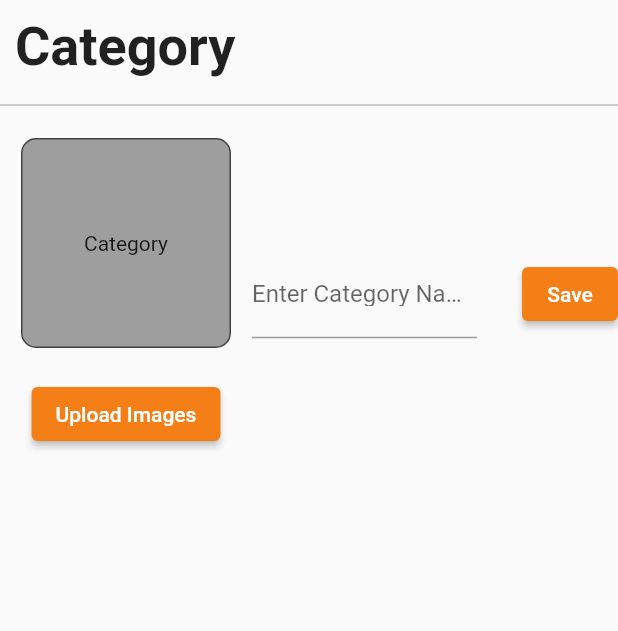
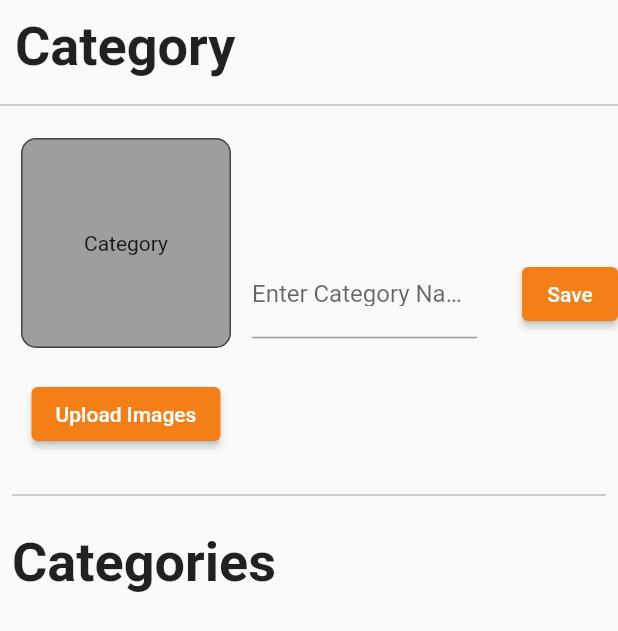
Before and after one commit to JACKICT16/Admin-shop-app, a Flutter app: the CategoriesScreen widget shown alone on an empty page, opened directly, after a tap on "Upload Images", on a phone screen of 412 x 824 dp. Shown: the top 631 px of the screen. Run offline on Flutter 3.47's test engine with Material 2 defaults, Android fonts, the phone set to English and light mode, and no system bars; our stand-ins replace cloud_firestore, file_picker, firebase_core, firebase_storage, flutter_easyloading; missing offline and left inert: flutter_admin_scaffold; accounts and stored records are empty.

Commit message:
อัปเดตโปรเจค

```diff
--- a/lib/views/screens/main_screen.dart
+++ b/lib/views/screens/main_screen.dart
@@ -6,7 +6,7 @@ import 'package:shop_multi_web_admin/views/screens/side_bar_screens/categories_s
 import 'package:shop_multi_web_admin/views/screens/side_bar_screens/dashboard_screen.dart';
 import 'package:shop_multi_web_admin/views/screens/side_bar_screens/orders_screen.dart';
 import 'package:shop_multi_web_admin/views/screens/side_bar_screens/products_screen.dart';
-import 'package:shop_multi_web_admin/views/screens/side_bar_screens/upload_banner.dart';
+import 'package:shop_multi_web_admin/views/screens/side_bar_screens/upload_banner_screen.dart';
 import 'package:shop_multi_web_admin/views/screens/side_bar_screens/venders_screen.dart';
 import 'package:shop_multi_web_admin/views/screens/side_bar_screens/withdraw_screen.dart';
 
--- a/lib/views/screens/side_bar_screens/categories_screen.dart
+++ b/lib/views/screens/side_bar_screens/categories_screen.dart
@@ -1,13 +1,70 @@
+import 'package:cloud_firestore/cloud_firestore.dart';
+import 'package:file_picker/file_picker.dart';
+import 'package:firebase_storage/firebase_storage.dart';
 import 'package:flutter/material.dart';
+import 'package:flutter_easyloading/flutter_easyloading.dart';
+import 'package:shop_multi_web_admin/views/screens/side_bar_screens/widgets/category_widget.dart';
 
-class CategoriesScreen extends StatelessWidget {
+class CategoriesScreen extends StatefulWidget {
   static const String routeName = '\CategoriesScreen';
 
-  final GlobalKey<FormState> _FromKey = GlobalKey<FormState>();
+  @override
+  State<CategoriesScreen> createState() => _CategoriesScreenState();
+}
 
-  uploadCategory() {
-    if (_FromKey.currentState!.validate()) {
-      print('Good Guy');
+class _CategoriesScreenState extends State<CategoriesScreen> {
+  final FirebaseStorage _storage = FirebaseStorage.instance;
+  final FirebaseFirestore _firestore = FirebaseFirestore.instance;
+  final GlobalKey<FormState> _fromKey = GlobalKey<FormState>();
+
+  dynamic _image;
+  //ข้อมูลที่มีความยืดหยุ่นและสามารถเก็บข้อมูลของประเภทใดๆ ได้ โดยไม่จำเป็นต้องระบุประเภทข้อมูลนั้นให้แน่ชัดตอนประกาศตัวแปร
+
+  String? fileName;
+
+  late String categoryName;
+
+//เฉพาะรูป ถ้าอยากได้ทุกแบบ ก็ใช้ Filetype.any
+  _pickImage() async {
+    FilePickerResult? result = await FilePicker.platform
+        .pickFiles(allowMultiple: false, type: FileType.image);
+
+    if (result != null) {
+      setState(() {
+        _image = result.files.first.bytes;
+
+        fileName = result.files.first.name;
+      });
+    }
+  }
+
+  _uploadCategoryBannerToStorage(dynamic image) async {
+    Reference ref = _storage.ref().child('categoryImages').child(fileName!);
+
+    UploadTask uploadTask = ref.putData(image);
+
+    TaskSnapshot snapshot = await uploadTask;
+
+    String downloadUrl = await snapshot.ref.getDownloadURL();
+
+    return downloadUrl;
+  }
+
+  uploadCategory() async {
+    EasyLoading.show();
+    if (_fromKey.currentState!.validate()) {
+      String imageUrl = await _uploadCategoryBannerToStorage(_image);
+
+      await _firestore.collection('categories').doc(fileName).set({
+        'image': imageUrl,
+        'categoryName': categoryName,
+      }).whenComplete(() {
+        EasyLoading.dismiss();
+        setState(() {
+          _image = null;
+          _fromKey.currentState!.reset();
+        });
+      });
     } else {
       print('OH  Bad Guy');
     }
@@ -17,7 +74,7 @@ class CategoriesScreen extends StatelessWidget {
   Widget build(BuildContext context) {
     return SingleChildScrollView(
         child: Form(
-      key: _FromKey,
+      key: _fromKey,
       child: Column(
         children: [
           Container(
@@ -48,9 +105,14 @@ class CategoriesScreen extends StatelessWidget {
                         border: Border.all(color: Colors.grey.shade800),
                         borderRadius: BorderRadius.circular(10),
                       ),
-                      child: Center(
-                        child: Text('Category'),
-                      ), //ถ้า_image ไม่เป็นค่าว่าง ' ? ' สัญลักณ์นี้แค่ทำงานตามเงื่อนไขและคืนค่า เป็นจริงหรือเท็จแล้วส่งค่าอะไรให้ (ตัวดำเนินการทางตรรกะนี้ใช้ในการตรวจสอบเงื่อนไขและทำงานตามเงื่อนไขนั้น ๆ)
+                      child: _image != null
+                          ? Image.memory(
+                              _image,
+                              fit: BoxFit.cover,
+                            )
+                          : Center(
+                              child: Text('Category'),
+                            ), //ถ้า_image ไม่เป็นค่าว่าง ' ? ' สัญลักณ์นี้แค่ทำงานตามเงื่อนไขและคืนค่า เป็นจริงหรือเท็จแล้วส่งค่าอะไรให้ (ตัวดำเนินการทางตรรกะนี้ใช้ในการตรวจสอบเงื่อนไขและทำงานตามเงื่อนไขนั้น ๆ)
                     ),
                     SizedBox(
                       height: 20,
@@ -58,7 +120,9 @@ class CategoriesScreen extends StatelessWidget {
                     ElevatedButton(
                       style: ElevatedButton.styleFrom(
                           primary: Colors.yellow.shade900),
-                      onPressed: () {},
+                      onPressed: () {
+                        _pickImage();
+                      },
                       child: Text('Upload Images'),
                     ),
                   ],
@@ -68,6 +132,9 @@ class CategoriesScreen extends StatelessWidget {
                 child: SizedBox(
                   width: 175,
                   child: TextFormField(
+                    onChanged: (value) {
+                      categoryName = value;
+                    },
                     validator: (value) {
                       if (value!.isEmpty) {
                         return 'Please Category Name Must not Be Empty';
@@ -95,6 +162,26 @@ class CategoriesScreen extends StatelessWidget {
               ),
             ],
           ),
+          Padding(
+            padding: const EdgeInsets.all(8.0),
+            child: Divider(
+              color: Colors.grey,
+            ),
+          ),
+          Padding(
+            padding: const EdgeInsets.all(8.0),
+            child: Container(
+              alignment: Alignment.topLeft,
+              child: Text(
+                'Categories',
+                style: TextStyle(
+                  fontSize: 36,
+                  fontWeight: FontWeight.bold,
+                ),
+              ),
+            ),
+          ),
+          CategoryWidget(),
         ],
       ),
     ));
--- /dev/null
+++ b/lib/views/screens/side_bar_screens/widgets/category_widget.dart
@@ -0,0 +1,50 @@
+import 'package:cloud_firestore/cloud_firestore.dart';
+import 'package:flutter/foundation.dart';
+import 'package:flutter/material.dart';
+
+class CategoryWidget extends StatelessWidget {
+  const CategoryWidget({super.key});
+
+  @override
+  Widget build(BuildContext context) {
+    final Stream<QuerySnapshot> _categoriesStream =
+        FirebaseFirestore.instance.collection('categories').snapshots();
+    return StreamBuilder<QuerySnapshot>(
+      stream: _categoriesStream,
+      builder: (BuildContext context, AsyncSnapshot<QuerySnapshot> snapshot) {
+        if (snapshot.hasError) {
+          return Text('Something went wrong');
+        }
+
+        if (snapshot.connectionState == ConnectionState.waiting) {
+          return Center(
+            child: CircularProgressIndicator(color: Colors.cyan),
+          );
+        }
+
+        return GridView.builder(
+            shrinkWrap: true,
+            itemCount: snapshot.data!.size,
+            gridDelegate: SliverGridDelegateWithFixedCrossAxisCount(
+                crossAxisCount: 6, mainAxisExtent: 8, crossAxisSpacing: 8),
+            itemBuilder: (context, Index) {
+              final categoryData = snapshot.data!.docs[Index];
+              return Column(
+                children: [
+                  SizedBox(
+                    height: 100,
+                    width: 100,
+                    child: Image.network(
+                      categoryData['image'],
+                    ),
+                  ),
+                  Text(
+                    categoryData['categoryName'],
+                  ),
+                ],
+              );
+            });
+      },
+    );
+  }
+}
--- a/pubspec.yaml
+++ b/pubspec.yaml
@@ -30,6 +30,7 @@ environment:
 dependencies:
   flutter:
     sdk: flutter
+
 
 
   # The following adds the Cupertino Icons font to your application.
```
Also changed, not shown: lib/views/screens/side_bar_screens/upload_banner_screen.dart (renamed from lib/views/screens/side_bar_screens/upload_banner.dart, +21 -0 lines), lib/views/screens/side_bar_screens/widgets/banner_widget.dart (added, +48 -0 lines).
